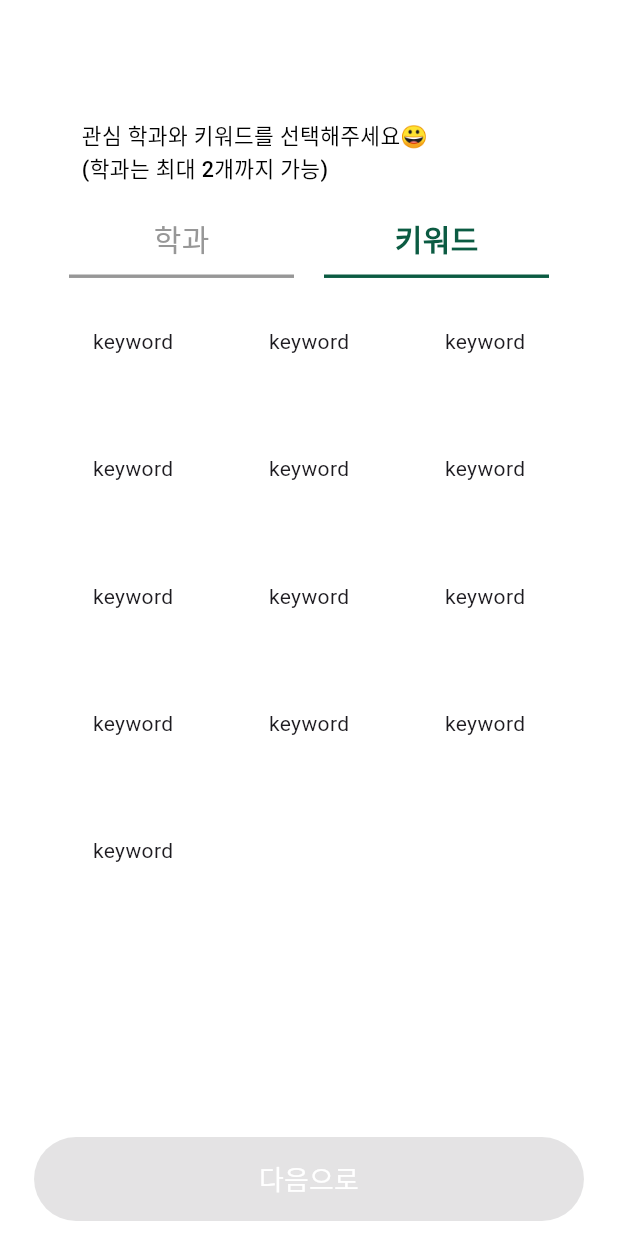
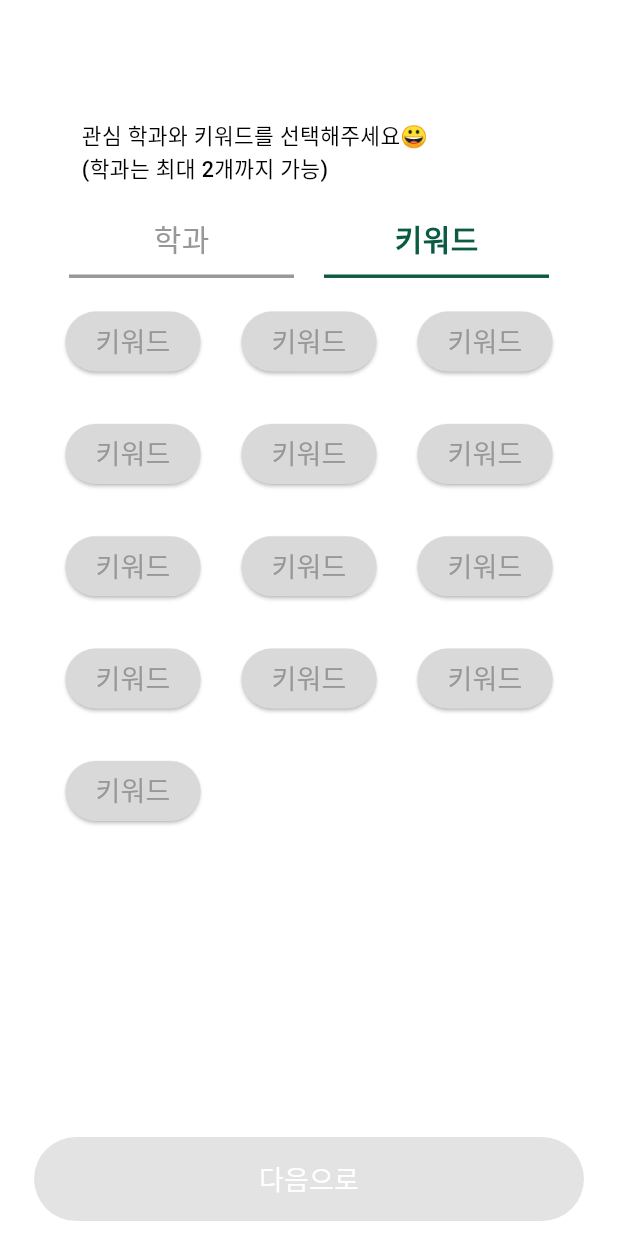
Before and after one commit to JunWooP0/NotiSKKU, a Flutter app: the screen it shows after launch, scrolled down 576 dp, after a tap on "키워드", on a phone screen of 412 x 824 dp. Run offline on Flutter 3.47's test engine with Material 3 defaults, Android fonts, the phone set to English and light mode, and no system bars; Roboto replaces fonts that are missing (GmarketSans).

Commit message:
style : button edit

```diff
--- a/chaeyeon/lib/widgets/keywords_grid.dart
+++ b/chaeyeon/lib/widgets/keywords_grid.dart
@@ -27,7 +27,7 @@ class _KeywordsGridState extends State<KeywordsGrid>{
         crossAxisCount: 3,
         childAspectRatio: 3/2,
         crossAxisSpacing: 20,
-        mainAxisSpacing: 20,
+        mainAxisSpacing: 10,
       ),
       children: [
         for (final keyword in keywords)
--- a/chaeyeon/lib/widgets/keywords_grid_item.dart
+++ b/chaeyeon/lib/widgets/keywords_grid_item.dart
@@ -1,3 +1,4 @@
+import 'package:chaeyeon/data/keyword_data.dart';
 import 'package:chaeyeon/models/keyword.dart';
 import 'package:flutter/material.dart';
 
@@ -17,11 +18,24 @@ class KeywordsGridItem extends StatelessWidget {
       onTap: () {},
       child: Container(
         alignment: Alignment.center,
-        padding: const EdgeInsets.all(16),
-        decoration: BoxDecoration(
-          borderRadius: BorderRadius.circular(16),
+        padding: const EdgeInsets.symmetric(vertical: 10, horizontal: 0),
+        child: ElevatedButton(
+          onPressed: () {},
+          style: ElevatedButton.styleFrom(
+            backgroundColor: const Color(0xFFD9D9D9),
+            padding: const EdgeInsets.symmetric(horizontal: 20, vertical: 5),
+            shape: RoundedRectangleBorder(
+              borderRadius: BorderRadius.circular(30),
+            ),
+          ),
+          child: const Text(
+            '키워드',
+            style: TextStyle(
+              fontSize: 18,
+              color:Color(0xFF979797),
+            ),
+          ),
         ),
-        child: const Text('keyword'),
       ),
     );
   }
```
